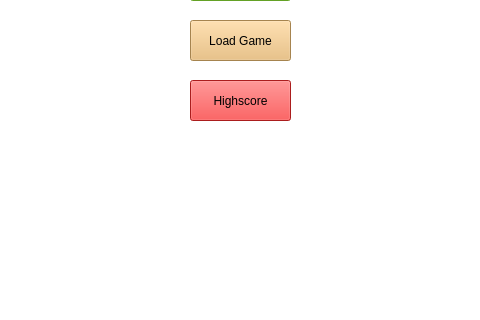
The window that Pencil-Producer/welcomescreen.ui (ezanageressu/Software-Engineering-Sprint5) describes before a commit, drawn with Qt 5; both pictures show x 100 to 580 and y 190 to 510 of the 682 by 600 pixel window.
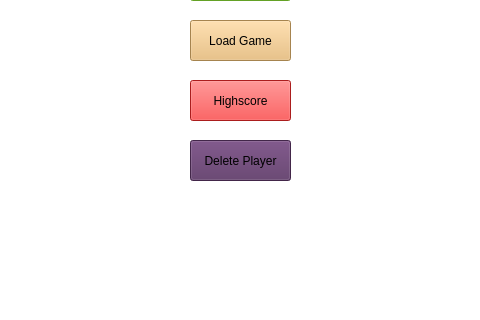
The same window after the commit.

```diff
--- a/Pencil-Producer/welcomescreen.ui
+++ b/Pencil-Producer/welcomescreen.ui
@@ -88,6 +88,22 @@
        <string>&lt;html&gt;&lt;head/&gt;&lt;body&gt;&lt;p&gt;&lt;span style=&quot; font-size:28pt; font-weight:600; color:#3465a4;&quot;&gt;Welcome&lt;/span&gt;&lt;/p&gt;&lt;/body&gt;&lt;/html&gt;</string>
       </property>
      </widget>
+     <widget class="QPushButton" name="deleteplayer">
+      <property name="geometry">
+       <rect>
+        <x>290</x>
+        <y>330</y>
+        <width>101</width>
+        <height>41</height>
+       </rect>
+      </property>
+      <property name="styleSheet">
+       <string notr="true">background-color: rgb(92, 53, 102);</string>
+      </property>
+      <property name="text">
+       <string>Delete Player</string>
+      </property>
+     </widget>
     </widget>
    </widget>
   </widget>
```
